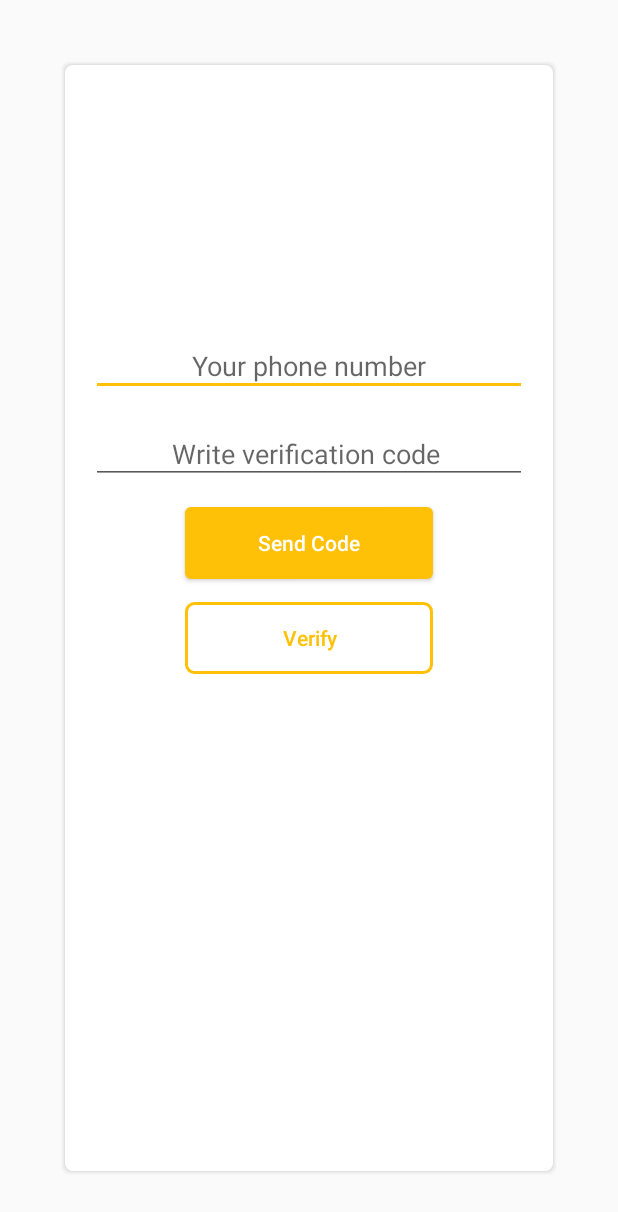
After one commit to Degtyarev02/DISCUSSION_PROJECT_APP, an Android app: the PhoneLoginActivity screen opened directly, with no data from a screen before it, on a phone screen of 412 x 824 dp. The commit adds this screen. Shown: the top 1212 px of the screen. Run offline under Robolectric (Android 15) with nearby library versions, the phone set to English and light mode, and no system bars; our stand-ins replace Firebase (no records; nobody signed in at launch, a user with empty details on screens opened directly).

Commit message:
PhoneLogin

```diff
--- a/Messenger_Project/app/build.gradle
+++ b/Messenger_Project/app/build.gradle
@@ -33,6 +33,7 @@ dependencies {
 
     implementation 'androidx.appcompat:appcompat:1.2.0'
     implementation 'com.android.support:design'
+    implementation 'androidx.browser:browser:1.3.0'
     implementation 'com.google.android.material:material:1.2.1'
     implementation 'androidx.constraintlayout:constraintlayout:2.0.4'
     implementation 'com.google.firebase:firebase-auth:20.0.2'
--- a/Messenger_Project/app/src/main/AndroidManifest.xml
+++ b/Messenger_Project/app/src/main/AndroidManifest.xml
@@ -11,7 +11,8 @@
         android:roundIcon="@mipmap/discussion"
         android:supportsRtl="true"
         android:theme="@style/Theme.Messenger_Project">
-        <activity android:name=".GroupChatActivity"></activity>
+        <activity android:name=".PhoneLoginActivity"></activity>
+        <activity android:name=".GroupChatActivity" />
         <activity android:name=".SettingsActivity" />
         <activity android:name=".LoginActivity" />
         <activity android:name=".RegisterActivity" />
--- a/Messenger_Project/app/src/main/java/com/example/messenger_project/MainActivity.java
+++ b/Messenger_Project/app/src/main/java/com/example/messenger_project/MainActivity.java
@@ -95,6 +95,9 @@ public class MainActivity extends AppCompatActivity {
     }
 
 
+    // Creating option menu
+
+
     @Override
     public boolean onCreateOptionsMenu(Menu menu)
     {
--- /dev/null
+++ b/Messenger_Project/app/src/main/java/com/example/messenger_project/PhoneLoginActivity.java
@@ -0,0 +1,159 @@
+package com.example.messenger_project;
+
+import androidx.annotation.NonNull;
+import androidx.appcompat.app.AppCompatActivity;
+
+import android.content.Intent;
+import android.os.Bundle;
+import android.text.TextUtils;
+import android.util.Log;
+import android.view.View;
+import android.widget.Button;
+import android.widget.EditText;
+import android.widget.Toast;
+
+import com.google.android.gms.tasks.OnCompleteListener;
+import com.google.android.gms.tasks.Task;
+import com.google.firebase.FirebaseException;
+import com.google.firebase.auth.AuthResult;
+import com.google.firebase.auth.FirebaseAuth;
+import com.google.firebase.auth.FirebaseAuthInvalidCredentialsException;
+import com.google.firebase.auth.FirebaseUser;
+import com.google.firebase.auth.PhoneAuthCredential;
+import com.google.firebase.auth.PhoneAuthOptions;
+import com.google.firebase.auth.PhoneAuthProvider;
+
+import java.util.concurrent.TimeUnit;
+
+public class PhoneLoginActivity extends AppCompatActivity {
+
+    private String mVerificationId;
+    private PhoneAuthProvider.ForceResendingToken mResendToken;
+
+    private EditText NumberField, VerificationCode;
+    private Button SendCode, Verify;
+
+    private PhoneAuthProvider.OnVerificationStateChangedCallbacks mCallbacks;
+    private FirebaseAuth mAuth;
+
+    private static final String TAG = "MyActivity";
+
+    @Override
+    protected void onCreate(Bundle savedInstanceState)
+    {
+        super.onCreate(savedInstanceState);
+        setContentView(R.layout.activity_phone_login);
+
+        mAuth = FirebaseAuth.getInstance();
+
+        InitializeFields();
+
+
+        SendCode.setOnClickListener(new View.OnClickListener()
+        {
+            @Override
+            public void onClick(View v)
+            {
+                String PhoneNumber = NumberField.getText().toString();
+
+                if(!TextUtils.isEmpty(PhoneNumber))
+                {
+                    PhoneAuthOptions options =
+                            PhoneAuthOptions.newBuilder(mAuth)
+                                    .setPhoneNumber(PhoneNumber)               // Phone number to verify
+                                    .setTimeout(120L, TimeUnit.SECONDS) // Timeout and unit
+                                    .setActivity(PhoneLoginActivity.this)    // Activity (for callback binding)
+                                    .setCallbacks(mCallbacks)               // OnVerificationStateChangedCallbacks
+                                    .build();
+                    PhoneAuthProvider.verifyPhoneNumber(options);
+                }
+            }
+        });
+
+        Verify.setOnClickListener(new View.OnClickListener()
+        {
+            @Override
+            public void onClick(View v)
+            {
+                String verification_code = VerificationCode.getText().toString();
+
+                if(!TextUtils.isEmpty(verification_code))
+                {
+                    PhoneAuthCredential credential = PhoneAuthProvider.getCredential(mVerificationId, verification_code);
+                    signInWithPhoneAuthCredential(credential);
+                }
+            }
+        });
+
+        mCallbacks = new PhoneAuthProvider.OnVerificationStateChangedCallbacks()
+        {
+            @Override
+            public void onVerificationCompleted(@NonNull PhoneAuthCredential phoneAuthCredential)
+            {
+                Toast.makeText(PhoneLoginActivity.this, "Successful!", Toast.LENGTH_LONG).show();
+                signInWithPhoneAuthCredential(phoneAuthCredential);
+            }
+
+            @Override
+            public void onVerificationFailed(@NonNull FirebaseException e)
+            {
+                Toast.makeText(PhoneLoginActivity.this, "Something gone wrong!", Toast.LENGTH_LONG).show();
+            }
+
+            @Override
+            public void onCodeSent(@NonNull String verificationId,
+                                   @NonNull PhoneAuthProvider.ForceResendingToken token) {
+
+                // The SMS verification code has been sent to the provided phone number, we
+                // now need to ask the user to enter the code and then construct a credential
+                // by combining the code with a verification ID.
+
+                Log.d(TAG, "onCodeSent:" + verificationId);
+
+                // Save verification ID and resending token so we can use them later
+                mVerificationId = verificationId;
+                mResendToken = token;
+            }
+        };
+
+
+    }
+
+
+
+    private void signInWithPhoneAuthCredential(PhoneAuthCredential credential) {
+        mAuth.signInWithCredential(credential)
+                .addOnCompleteListener(this, new OnCompleteListener<AuthResult>() {
+                    @Override
+                    public void onComplete(@NonNull Task<AuthResult> task) {
+                        if (task.isSuccessful())
+                        {
+                            SendUserToMainActivity();
+                            Toast.makeText(PhoneLoginActivity.this, "Successful!", Toast.LENGTH_LONG).show();
+                        }
+
+                        else
+                        {
+                            Toast.makeText(PhoneLoginActivity.this, "Something gone wrong!", Toast.LENGTH_LONG).show();
+                        }
+                    }
+                });
+    }
+
+    private void InitializeFields()
+    {
+        NumberField = findViewById(R.id.Phone_number_input);
+        VerificationCode = findViewById(R.id.Verification_number_input);
+
+        SendCode = findViewById(R.id.Send_ver_code);
+        Verify = findViewById(R.id.verify_number);
+    }
+
+    private void SendUserToMainActivity()
+    {
+        Intent mainIntent = new Intent(PhoneLoginActivity.this, MainActivity.class );
+        mainIntent.addFlags(Intent.FLAG_ACTIVITY_NEW_TASK | Intent.FLAG_ACTIVITY_CLEAR_TASK);
+        startActivity(mainIntent);
+        finish();
+    }
+}
--- /dev/null
+++ b/Messenger_Project/app/src/main/res/layout/activity_phone_login.xml
@@ -0,0 +1,75 @@
+<?xml version="1.0" encoding="utf-8"?>
+<RelativeLayout xmlns:android="http://schemas.android.com/apk/res/android"
+    xmlns:app="http://schemas.android.com/apk/res-auto"
+    xmlns:tools="http://schemas.android.com/tools"
+    android:layout_width="match_parent"
+    android:layout_height="match_parent"
+    android:background="@drawable/shadow"
+
+    android:layout_marginTop="40dp"
+    android:layout_marginBottom="40dp"
+    android:layout_marginLeft="40dp"
+    android:layout_marginRight="40dp"
+    tools:context=".PhoneLoginActivity">
+
+    <EditText
+        android:id="@+id/Phone_number_input"
+        android:layout_width="match_parent"
+        android:layout_height="wrap_content"
+        android:layout_alignParentStart="true"
+        android:layout_alignParentLeft="true"
+        android:layout_marginLeft="17dp"
+        android:layout_marginTop="180dp"
+        android:layout_marginRight="17dp"
+        android:gravity="center_horizontal"
+        android:hint="Your phone number"
+        android:inputType="phone"
+        android:padding="8dp" />
+
+    <EditText
+        android:id="@+id/Verification_number_input"
+        android:layout_below="@+id/Phone_number_input"
+        android:layout_width="match_parent"
+        android:layout_height="wrap_content"
+        android:layout_alignParentStart="true"
+        android:layout_alignParentLeft="true"
+        android:layout_marginTop="18dp"
+        android:layout_marginLeft="17dp"
+        android:layout_marginRight="17dp"
+        android:padding="8dp"
+        android:hint="Write verification code "
+        android:gravity="center"
+        />
+
+    <Button
+        android:id="@+id/Send_ver_code"
+        android:layout_width="match_parent"
+        android:layout_height="wrap_content"
+        android:layout_below="@+id/Verification_number_input"
+        android:layout_alignParentLeft="true"
+        android:layout_alignParentRight="true"
+        android:layout_marginLeft="80dp"
+        android:layout_marginTop="15dp"
+        android:layout_marginRight="80dp"
+        android:background="@drawable/round"
+        android:backgroundTint="@color/purple_700"
+        android:text="Send Code"
+        android:textAllCaps="false"
+        android:textColor="@color/white" />
+    <Button
+        android:id="@+id/verify_number"
+        android:layout_width="match_parent"
+        android:layout_height="wrap_content"
+        android:layout_below="@+id/Send_ver_code"
+        android:layout_alignParentRight="true"
+        android:layout_alignParentLeft="true"
+        android:layout_marginTop="15dp"
+        android:layout_marginRight="80dp"
+        android:layout_marginLeft="80dp"
+        android:text="Verify"
+        android:textColor="@color/purple_700"
+        android:background="@drawable/inputs_orange"
+        android:textAllCaps="false"/>
+
+
+</RelativeLayout>
```
Also changed, not shown: Messenger_Project/app/src/main/java/com/example/messenger_project/GroupChatActivity.java (+71 -12 lines), Messenger_Project/app/src/main/java/com/example/messenger_project/RegisterActivity.java (+19 -2 lines), Messenger_Project/app/src/main/res/layout/activity_register.xml (+14 -0 lines).
